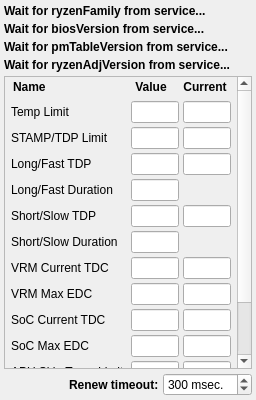
The window that CtrlInfoWidget.ui (xodj/RyzenAdjCtrl) describes before a commit, drawn with Qt 5.
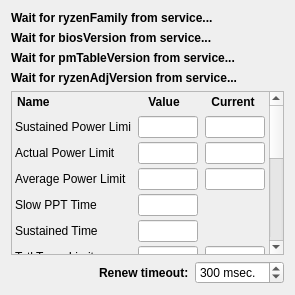
The same window after the commit. Custom widgets are drawn as their Qt base class.

```diff
--- a/CtrlInfoWidget.ui
+++ b/CtrlInfoWidget.ui
@@ -6,35 +6,20 @@
    <rect>
     <x>0</x>
     <y>0</y>
-    <width>256</width>
-    <height>400</height>
+    <width>295</width>
+    <height>295</height>
    </rect>
   </property>
   <property name="minimumSize">
    <size>
-    <width>256</width>
-    <height>200</height>
+    <width>295</width>
+    <height>295</height>
    </size>
   </property>
   <property name="windowTitle">
    <string>Form</string>
   </property>
   <layout class="QVBoxLayout" name="verticalLayout">
-   <property name="spacing">
-    <number>4</number>
-   </property>
-   <property name="leftMargin">
-    <number>4</number>
-   </property>
-   <property name="topMargin">
-    <number>4</number>
-   </property>
-   <property name="rightMargin">
-    <number>4</number>
-   </property>
-   <property name="bottomMargin">
-    <number>4</number>
-   </property>
    <item>
     <layout class="QGridLayout" name="gridLayout">
      <item row="1" column="0">
@@ -107,11 +92,11 @@
        <rect>
         <x>0</x>
         <y>0</y>
-        <width>229</width>
-        <height>366</height>
+        <width>258</width>
+        <height>420</height>
        </rect>
       </property>
-      <layout class="QHBoxLayout" name="horizontalLayout_16">
+      <layout class="QVBoxLayout" name="verticalLayout_2">
        <property name="spacing">
         <number>2</number>
        </property>
@@ -175,13 +160,13 @@
             <widget class="QLabel" name="label_7">
              <property name="minimumSize">
               <size>
-               <width>48</width>
+               <width>60</width>
                <height>20</height>
               </size>
              </property>
              <property name="maximumSize">
               <size>
-               <width>48</width>
+               <width>60</width>
                <height>20</height>
               </size>
              </property>
@@ -209,13 +194,13 @@
             <widget class="QLabel" name="label_8">
              <property name="minimumSize">
               <size>
-               <width>48</width>
+               <width>60</width>
                <height>20</height>
               </size>
              </property>
              <property name="maximumSize">
               <size>
-               <width>48</width>
+               <width>60</width>
                <height>20</height>
               </size>
              </property>
@@ -241,73 +226,6 @@
            </item>
           </layout>
          </item>
-         <item>
-          <layout class="QHBoxLayout" name="horizontalLayout_3">
-           <property name="spacing">
-            <number>4</number>
-           </property>
-           <item>
-            <widget class="QLabel" name="label_16">
-             <property name="minimumSize">
-              <size>
-               <width>116</width>
-               <height>20</height>
-              </size>
-             </property>
-             <property name="maximumSize">
-              <size>
-               <width>116</width>
-               <height>20</height>
-              </size>
-             </property>
-             <property name="text">
-              <string>Temp Limit</string>
-             </property>
-             <property name="alignment">
-              <set>Qt::AlignLeading|Qt::AlignLeft|Qt::AlignVCenter</set>
-             </property>
-            </widget>
-           </item>
-           <item>
-            <widget class="QLineEdit" name="tctl_temp">
-             <property name="minimumSize">
-              <size>
-               <width>48</width>
-               <height>0</height>
-              </size>
-             </property>
-             <property name="maximumSize">
-              <size>
-               <width>48</width>
-               <height>16777215</height>
-              </size>
-             </property>
-             <property name="readOnly">
-              <bool>true</bool>
-             </property>
-            </widget>
-           </item>
-           <item>
-            <widget class="QLineEdit" name="tctl_temp_value">
-             <property name="minimumSize">
-              <size>
-               <width>48</width>
-               <height>0</height>
-              </size>
-             </property>
-             <property name="maximumSize">
-              <size>
-               <width>48</width>
-               <height>16777215</height>
-              </size>
-             </property>
-             <property name="readOnly">
-              <bool>true</bool>
-             </property>
-            </widget>
-           </item>
-          </layout>
-         </item>
          <item>
           <layout class="QHBoxLayout" name="horizontalLayout_4">
            <property name="spacing">
@@ -328,7 +246,7 @@
               </size>
              </property>
              <property name="text">
-              <string>STAMP/TDP Limit</string>
+              <string>Sustained Power Limit</string>
              </property>
              <property name="alignment">
               <set>Qt::AlignLeading|Qt::AlignLeft|Qt::AlignVCenter</set>
@@ -339,13 +257,13 @@
             <widget class="QLineEdit" name="stapm_limit">
              <property name="minimumSize">
               <size>
-               <width>48</width>
+               <width>60</width>
                <height>0</height>
               </size>
              </property>
              <property name="maximumSize">
               <size>
-               <width>48</width>
+               <width>60</width>
                <height>16777215</height>
               </size>
              </property>
@@ -358,16 +276,19 @@
             <widget class="QLineEdit" name="stapm_value">
              <property name="minimumSize">
               <size>
-               <width>48</width>
+               <width>60</width>
                <height>0</height>
               </size>
              </property>
              <property name="maximumSize">
               <size>
-               <width>48</width>
+               <width>60</width>
                <height>16777215</height>
               </size>
              </property>
+             <property name="text">
+              <string/>
+             </property>
              <property name="readOnly">
               <bool>true</bool>
              </property>
@@ -395,7 +316,7 @@
               </size>
              </property>
              <property name="text">
-              <string>Long/Fast TDP</string>
+              <string>Actual Power Limit</string>
              </property>
              <property name="alignment">
               <set>Qt::AlignLeading|Qt::AlignLeft|Qt::AlignVCenter</set>
@@ -406,13 +327,13 @@
             <widget class="QLineEdit" name="fast_limit">
              <property name="minimumSize">
               <size>
-               <width>48</width>
+               <width>60</width>
                <height>0</height>
               </size>
              </property>
              <property name="maximumSize">
               <size>
-               <width>48</width>
+               <width>60</width>
                <height>16777215</height>
               </size>
              </property>
@@ -425,13 +346,13 @@
             <widget class="QLineEdit" name="fast_value">
              <property name="minimumSize">
               <size>
-               <width>48</width>
+               <width>60</width>
                <height>0</height>
               </size>
              </property>
              <property name="maximumSize">
               <size>
-               <width>48</width>
+               <width>60</width>
                <height>16777215</height>
               </size>
              </property>
@@ -442,88 +363,6 @@
            </item>
           </layout>
          </item>
-         <item>
-          <layout class="QHBoxLayout" name="horizontalLayout_7">
-           <property name="spacing">
-            <number>4</number>
-           </property>
-           <item>
-            <widget class="QLabel" name="label_6">
-             <property name="minimumSize">
-              <size>
-               <width>116</width>
-               <height>20</height>
-              </size>
-             </property>
-             <property name="maximumSize">
-              <size>
-               <width>116</width>
-               <height>20</height>
-              </size>
-             </property>
-             <property name="text">
-              <string>Long/Fast Duration</string>
-             </property>
-             <property name="alignment">
-              <set>Qt::AlignLeading|Qt::AlignLeft|Qt::AlignVCenter</set>
-             </property>
-            </widget>
-           </item>
-           <item>
-            <widget class="QLineEdit" name="stapm_time">
-             <property name="minimumSize">
-              <size>
-               <width>48</width>
-               <height>0</height>
-              </size>
-             </property>
-             <property name="maximumSize">
-              <size>
-               <width>48</width>
-               <height>16777215</height>
-              </size>
-             </property>
-             <property name="readOnly">
-              <bool>true</bool>
-             </property>
-            </widget>
-           </item>
-           <item>
-            <widget class="QLabel" name="label_17">
-             <property name="minimumSize">
-              <size>
-               <width>48</width>
-               <height>20</height>
-              </size>
-             </property>
-             <property name="maximumSize">
-              <size>
-               <width>48</width>
-               <height>20</height>
-              </size>
-             </property>
-             <property name="font">
-              <font>
-               <weight>75</weight>
-               <bold>true</bold>
-              </font>
-             </property>
-             <property name="layoutDirection">
-              <enum>Qt::LeftToRight</enum>
-             </property>
-             <property name="text">
-              <string/>
-             </property>
-             <property name="textFormat">
-              <enum>Qt::AutoText</enum>
-             </property>
-             <property name="alignment">
-              <set>Qt::AlignCenter</set>
-             </property>
-            </widget>
-           </item>
-          </layout>
-         </item>
          <item>
           <layout class="QHBoxLayout" name="horizontalLayout_6">
            <property name="spacing">
@@ -544,7 +383,7 @@
               </size>
              </property>
              <property name="text">
-              <string>Short/Slow TDP</string>
+              <string>Average Power Limit</string>
              </property>
              <property name="alignment">
               <set>Qt::AlignLeading|Qt::AlignLeft|Qt::AlignVCenter</set>
@@ -555,13 +394,13 @@
             <widget class="QLineEdit" name="slow_limit">
              <property name="minimumSize">
               <size>
-               <width>48</width>
+               <width>60</width>
                <height>0</height>
               </size>
              </property>
              <property name="maximumSize">
               <size>
-               <width>48</width>
+               <width>60</width>
                <height>16777215</height>
               </size>
              </property>
@@ -574,13 +413,13 @@
             <widget class="QLineEdit" name="slow_value">
              <property name="minimumSize">
               <size>
-               <width>48</width>
+               <width>60</width>
                <height>0</height>
               </size>
              </property>
              <property name="maximumSize">
               <size>
-               <width>48</width>
+               <width>60</width>
                <height>16777215</height>
               </size>
              </property>
@@ -611,7 +450,7 @@
               </size>
              </property>
              <property name="text">
-              <string>Short/Slow Duration</string>
+              <string>Slow PPT Time</string>
              </property>
              <property name="alignment">
               <set>Qt::AlignLeading|Qt::AlignLeft|Qt::AlignVCenter</set>
@@ -622,13 +461,13 @@
             <widget class="QLineEdit" name="slow_time">
              <property name="minimumSize">
               <size>
-               <width>48</width>
+               <width>60</width>
                <height>0</height>
               </size>
              </property>
              <property name="maximumSize">
               <size>
-               <width>48</width>
+               <width>60</width>
                <height>16777215</height>
               </size>
              </property>
@@ -641,13 +480,13 @@
             <widget class="QLabel" name="label_9">
              <property name="minimumSize">
               <size>
-               <width>48</width>
+               <width>60</width>
                <height>20</height>
               </size>
              </property>
              <property name="maximumSize">
               <size>
-               <width>48</width>
+               <width>60</width>
                <height>20</height>
               </size>
              </property>
@@ -673,6 +512,155 @@
            </item>
           </layout>
          </item>
+         <item>
+          <layout class="QHBoxLayout" name="horizontalLayout_7">
+           <property name="spacing">
+            <number>4</number>
+           </property>
+           <item>
+            <widget class="QLabel" name="label_6">
+             <property name="minimumSize">
+              <size>
+               <width>116</width>
+               <height>20</height>
+              </size>
+             </property>
+             <property name="maximumSize">
+              <size>
+               <width>116</width>
+               <height>20</height>
+              </size>
+             </property>
+             <property name="text">
+              <string>Sustained Time</string>
+             </property>
+             <property name="alignment">
+              <set>Qt::AlignLeading|Qt::AlignLeft|Qt::AlignVCenter</set>
+             </property>
+            </widget>
+           </item>
+           <item>
+            <widget class="QLineEdit" name="stapm_time">
+             <property name="minimumSize">
+              <size>
+               <width>60</width>
+               <height>0</height>
+              </size>
+             </property>
+             <property name="maximumSize">
+              <size>
+               <width>60</width>
+               <height>16777215</height>
+              </size>
+             </property>
+             <property name="readOnly">
+              <bool>true</bool>
+             </property>
+            </widget>
+           </item>
+           <item>
+            <widget class="QLabel" name="label_17">
+             <property name="minimumSize">
+              <size>
+               <width>60</width>
+               <height>20</height>
+              </size>
+             </property>
+             <property name="maximumSize">
+              <size>
+               <width>60</width>
+               <height>20</height>
+              </size>
+             </property>
+             <property name="font">
+              <font>
+               <weight>75</weight>
+               <bold>true</bold>
+              </font>
+             </property>
+             <property name="layoutDirection">
+              <enum>Qt::LeftToRight</enum>
+             </property>
+             <property name="text">
+              <string/>
+             </property>
+             <property name="textFormat">
+              <enum>Qt::AutoText</enum>
+             </property>
+             <property name="alignment">
+              <set>Qt::AlignCenter</set>
+             </property>
+            </widget>
+           </item>
+          </layout>
+         </item>
+         <item>
+          <layout class="QHBoxLayout" name="horizontalLayout_3">
+           <property name="spacing">
+            <number>4</number>
+           </property>
+           <item>
+            <widget class="QLabel" name="label_16">
+             <property name="minimumSize">
+              <size>
+               <width>116</width>
+               <height>20</height>
+              </size>
+             </property>
+             <property name="maximumSize">
+              <size>
+               <width>116</width>
+               <height>20</height>
+              </size>
+             </property>
+             <property name="text">
+              <string>Tctl Temp Limit</string>
+             </property>
+             <property name="alignment">
+              <set>Qt::AlignLeading|Qt::AlignLeft|Qt::AlignVCenter</set>
+             </property>
+            </widget>
+           </item>
+           <item>
+            <widget class="QLineEdit" name="tctl_temp">
+             <property name="minimumSize">
+              <size>
+               <width>60</width>
+               <height>0</height>
+              </size>
+             </property>
+             <property name="maximumSize">
+              <size>
+               <width>60</width>
+               <height>16777215</height>
+              </size>
+             </property>
+             <property name="readOnly">
+              <bool>true</bool>
+             </property>
+            </widget>
+           </item>
+           <item>
+            <widget class="QLineEdit" name="tctl_temp_value">
+             <property name="minimumSize">
+              <size>
+               <width>60</width>
+               <height>0</height>
+              </size>
+             </property>
+             <property name="maximumSize">
+              <size>
+               <width>60</width>
+               <height>16777215</height>
+              </size>
+             </property>
+             <property name="readOnly">
+              <bool>true</bool>
+             </property>
+            </widget>
+           </item>
+          </layout>
+         </item>
          <item>
           <layout class="QHBoxLayout" name="horizontalLayout_9">
            <property name="spacing">
@@ -693,7 +681,7 @@
               </size>
              </property>
              <property name="text">
-              <string>VRM Current TDC</string>
+              <string>VRM Limit</string>
              </property>
              <property name="alignment">
               <set>Qt::AlignLeading|Qt::AlignLeft|Qt::AlignVCenter</set>
@@ -704,13 +692,13 @@
             <widget class="QLineEdit" name="vrm_current">
              <property name="minimumSize">
               <size>
-               <width>48</width>
+               <width>60</width>
                <height>0</height>
               </size>
              </property>
              <property name="maximumSize">
               <size>
-               <width>48</width>
+               <width>60</width>
                <height>16777215</height>
               </size>
              </property>
@@ -723,80 +711,13 @@
             <widget class="QLineEdit" name="vrm_current_value">
              <property name="minimumSize">
               <size>
-               <width>48</width>
+               <width>60</width>
                <height>0</height>
               </size>
              </property>
              <property name="maximumSize">
               <size>
-               <width>48</width>
-               <height>16777215</height>
-              </size>
-             </property>
-             <property name="readOnly">
-              <bool>true</bool>
-             </property>
-            </widget>
-           </item>
-          </layout>
-         </item>
-         <item>
-          <layout class="QHBoxLayout" name="horizontalLayout_10">
-           <property name="spacing">
-            <number>4</number>
-           </property>
-           <item>
-            <widget class="QLabel" name="label_14">
-             <property name="minimumSize">
-              <size>
-               <width>116</width>
-               <height>20</height>
-              </size>
-             </property>
-             <property name="maximumSize">
-              <size>
-               <width>116</width>
-               <height>20</height>
-              </size>
-             </property>
-             <property name="text">
-              <string>VRM Max EDC</string>
-             </property>
-             <property name="alignment">
-              <set>Qt::AlignLeading|Qt::AlignLeft|Qt::AlignVCenter</set>
-             </property>
-            </widget>
-           </item>
-           <item>
-            <widget class="QLineEdit" name="vrmmax_current">
-             <property name="minimumSize">
-              <size>
-               <width>48</width>
-               <height>0</height>
-              </size>
-             </property>
-             <property name="maximumSize">
-              <size>
-               <width>48</width>
-               <height>16777215</height>
-              </size>
-             </property>
-             <property name="readOnly">
-              <bool>true</bool>
-             </property>
-            </widget>
-           </item>
-           <item>
-            <widget class="QLineEdit" name="vrmmax_current_value">
-             <property name="minimumSize">
-              <size>
-               <width>48</width>
-               <height>0</height>
-              </size>
-             </property>
-             <property name="maximumSize">
-              <size>
-               <width>48</width>
+               <width>60</width>
                <height>16777215</height>
               </size>
              </property>
@@ -827,7 +748,7 @@
               </size>
              </property>
              <property name="text">
-              <string>SoC Current TDC</string>
+              <string>VRM SoC Limit</string>
              </property>
              <property name="alignment">
               <set>Qt::AlignLeading|Qt::AlignLeft|Qt::AlignVCenter</set>
@@ -838,13 +759,13 @@
             <widget class="QLineEdit" name="vrmsoc_current">
              <property name="minimumSize">
               <size>
-               <width>48</width>
+               <width>60</width>
                <height>0</height>
               </size>
              </property>
              <property name="maximumSize">
               <size>
-               <width>48</width>
+               <width>60</width>
                <height>16777215</height>
               </size>
              </property>
@@ -857,13 +778,80 @@
             <widget class="QLineEdit" name="vrmsoc_current_value">
              <property name="minimumSize">
               <size>
-               <width>48</width>
+               <width>60</width>
                <height>0</height>
               </size>
              </property>
              <property name="maximumSize">
               <size>
-               <width>48</width>
+               <width>60</width>
+               <height>16777215</height>
+              </size>
+             </property>
+             <property name="readOnly">
+              <bool>true</bool>
+             </property>
+            </widget>
+           </item>
+          </layout>
+         </item>
+         <item>
+          <layout class="QHBoxLayout" name="horizontalLayout_10">
+           <property name="spacing">
+            <number>4</number>
+           </property>
+           <item>
+            <widget class="QLabel" name="label_14">
+             <property name="minimumSize">
+              <size>
+               <width>116</width>
+               <height>20</height>
+              </size>
+             </property>
+             <property name="maximumSize">
+              <size>
+               <width>116</width>
+               <height>20</height>
+              </size>
+             </property>
+             <property name="text">
+              <string>VRM Max Limit</string>
+             </property>
+             <property name="alignment">
+              <set>Qt::AlignLeading|Qt::AlignLeft|Qt::AlignVCenter</set>
+             </property>
+            </widget>
+           </item>
+           <item>
+            <widget class="QLineEdit" name="vrmmax_current">
+             <property name="minimumSize">
+              <size>
+               <width>60</width>
+               <height>0</height>
+              </size>
+             </property>
+             <property name="maximumSize">
+              <size>
+               <width>60</width>
+               <height>16777215</height>
+              </size>
+             </property>
+             <property name="readOnly">
+              <bool>true</bool>
+             </property>
+            </widget>
+           </item>
+           <item>
+            <widget class="QLineEdit" name="vrmmax_current_value">
+             <property name="minimumSize">
+              <size>
+               <width>60</width>
+               <height>0</height>
+              </size>
+             </property>
+             <property name="maximumSize">
+              <size>
+               <width>60</width>
                <height>16777215</height>
               </size>
              </property>
@@ -894,7 +882,7 @@
               </size>
              </property>
              <property name="text">
-              <string>SoC Max EDC</string>
+              <string>VRM SoC Max Limit</string>
              </property>
              <property name="alignment">
               <set>Qt::AlignLeading|Qt::AlignLeft|Qt::AlignVCenter</set>
@@ -905,13 +893,13 @@
             <widget class="QLineEdit" name="vrmsocmax_current">
              <property name="minimumSize">
               <size>
-               <width>48</width>
+               <width>60</width>
                <height>0</height>
               </size>
              </property>
              <property name="maximumSize">
               <size>
-               <width>48</width>
+               <width>60</width>
                <height>16777215</height>
               </size>
              </property>
@@ -924,13 +912,13 @@
             <widget class="QLineEdit" name="vrmsocmax_current_value">
              <property name="minimumSize">
               <size>
-               <width>48</width>
+               <width>60</width>
                <height>0</height>
               </size>
              </property>
              <property name="maximumSize">
               <size>
-               <width>48</width>
+               <width>60</width>
                <height>16777215</height>
               </size>
              </property>
@@ -941,6 +929,170 @@
            </item>
           </layout>
          </item>
+         <item>
+          <layout class="QHBoxLayout" name="horizontalLayout_17">
+           <property name="spacing">
+            <number>4</number>
+           </property>
+           <item>
+            <widget class="QLabel" name="label_26">
+             <property name="minimumSize">
+              <size>
+               <width>116</width>
+               <height>20</height>
+              </size>
+             </property>
+             <property name="maximumSize">
+              <size>
+               <width>116</width>
+               <height>20</height>
+              </size>
+             </property>
+             <property name="text">
+              <string>PSI0 VDD Limit</string>
+             </property>
+             <property name="alignment">
+              <set>Qt::AlignLeading|Qt::AlignLeft|Qt::AlignVCenter</set>
+             </property>
+            </widget>
+           </item>
+           <item>
+            <widget class="QLineEdit" name="psi0_current">
+             <property name="minimumSize">
+              <size>
+               <width>60</width>
+               <height>0</height>
+              </size>
+             </property>
+             <property name="maximumSize">
+              <size>
+               <width>60</width>
+               <height>16777215</height>
+              </size>
+             </property>
+             <property name="readOnly">
+              <bool>true</bool>
+             </property>
+            </widget>
+           </item>
+           <item>
+            <widget class="QLabel" name="label_18">
+             <property name="minimumSize">
+              <size>
+               <width>60</width>
+               <height>20</height>
+              </size>
+             </property>
+             <property name="maximumSize">
+              <size>
+               <width>60</width>
+               <height>20</height>
+              </size>
+             </property>
+             <property name="font">
+              <font>
+               <weight>75</weight>
+               <bold>true</bold>
+              </font>
+             </property>
+             <property name="layoutDirection">
+              <enum>Qt::LeftToRight</enum>
+             </property>
+             <property name="text">
+              <string/>
+             </property>
+             <property name="textFormat">
+              <enum>Qt::AutoText</enum>
+             </property>
+             <property name="alignment">
+              <set>Qt::AlignCenter</set>
+             </property>
+            </widget>
+           </item>
+          </layout>
+         </item>
+         <item>
+          <layout class="QHBoxLayout" name="horizontalLayout_18">
+           <property name="spacing">
+            <number>4</number>
+           </property>
+           <item>
+            <widget class="QLabel" name="label_27">
+             <property name="minimumSize">
+              <size>
+               <width>116</width>
+               <height>20</height>
+              </size>
+             </property>
+             <property name="maximumSize">
+              <size>
+               <width>116</width>
+               <height>20</height>
+              </size>
+             </property>
+             <property name="text">
+              <string>PSI0 SoC Limit</string>
+             </property>
+             <property name="alignment">
+              <set>Qt::AlignLeading|Qt::AlignLeft|Qt::AlignVCenter</set>
+             </property>
+            </widget>
+           </item>
+           <item>
+            <widget class="QLineEdit" name="psi0soc_current">
+             <property name="minimumSize">
+              <size>
+               <width>60</width>
+               <height>0</height>
+              </size>
+             </property>
+             <property name="maximumSize">
+              <size>
+               <width>60</width>
+               <height>16777215</height>
+              </size>
+             </property>
+             <property name="readOnly">
+              <bool>true</bool>
+             </property>
+            </widget>
+           </item>
+           <item>
+            <widget class="QLabel" name="label_19">
+             <property name="minimumSize">
+              <size>
+               <width>60</width>
+               <height>20</height>
+              </size>
+             </property>
+             <property name="maximumSize">
+              <size>
+               <width>60</width>
+               <height>20</height>
+              </size>
+             </property>
+             <property name="font">
+              <font>
+               <weight>75</weight>
+               <bold>true</bold>
+              </font>
+             </property>
+             <property name="layoutDirection">
+              <enum>Qt::LeftToRight</enum>
+             </property>
+             <property name="text">
+              <string/>
+             </property>
+             <property name="textFormat">
+              <enum>Qt::AutoText</enum>
+             </property>
+             <property name="alignment">
+              <set>Qt::AlignCenter</set>
+             </property>
+            </widget>
+           </item>
+          </layout>
+         </item>
          <item>
           <layout class="QHBoxLayout" name="horizontalLayout_13">
            <property name="spacing">
@@ -972,13 +1124,13 @@
             <widget class="QLineEdit" name="apu_skin_temp_limit">
              <property name="minimumSize">
               <size>
-               <width>48</width>
+               <width>60</width>
                <height>0</height>
               </size>
              </property>
              <property name="maximumSize">
               <size>
-               <width>48</width>
+               <width>60</width>
                <height>16777215</height>
               </size>
              </property>
@@ -991,80 +1143,13 @@
             <widget class="QLineEdit" name="apu_skin_temp_value">
              <property name="minimumSize">
               <size>
-               <width>48</width>
+               <width>60</width>
                <height>0</height>
               </size>
              </property>
              <property name="maximumSize">
               <size>
-               <width>48</width>
-               <height>16777215</height>
-              </size>
-             </property>
-             <property name="readOnly">
-              <bool>true</bool>
-             </property>
-            </widget>
-           </item>
-          </layout>
-         </item>
-         <item>
-          <layout class="QHBoxLayout" name="horizontalLayout_14">
-           <property name="spacing">
-            <number>4</number>
-           </property>
-           <item>
-            <widget class="QLabel" name="label_11">
-             <property name="minimumSize">
-              <size>
-               <width>116</width>
-               <height>20</height>
-              </size>
-             </property>
-             <property name="maximumSize">
-              <size>
-               <width>116</width>
-               <height>20</height>
-              </size>
-             </property>
-             <property name="text">
-              <string>APU Slow Limit</string>
-             </property>
-             <property name="alignment">
-              <set>Qt::AlignLeading|Qt::AlignLeft|Qt::AlignVCenter</set>
-             </property>
-            </widget>
-           </item>
-           <item>
-            <widget class="QLineEdit" name="apu_slow_limit">
-             <property name="minimumSize">
-              <size>
-               <width>48</width>
-               <height>0</height>
-              </size>
-             </property>
-             <property name="maximumSize">
-              <size>
-               <width>48</width>
-               <height>16777215</height>
-              </size>
-             </property>
-             <property name="readOnly">
-              <bool>true</bool>
-             </property>
-            </widget>
-           </item>
-           <item>
-            <widget class="QLineEdit" name="apu_slow_value">
-             <property name="minimumSize">
-              <size>
-               <width>48</width>
-               <height>0</height>
-              </size>
-             </property>
-             <property name="maximumSize">
-              <size>
-               <width>48</width>
+               <width>60</width>
                <height>16777215</height>
               </size>
              </property>
@@ -1106,13 +1191,13 @@
             <widget class="QLineEdit" name="dgpu_skin_temp_limit">
              <property name="minimumSize">
               <size>
-               <width>48</width>
+               <width>60</width>
                <height>0</height>
               </size>
              </property>
              <property name="maximumSize">
               <size>
-               <width>48</width>
+               <width>60</width>
                <height>16777215</height>
               </size>
              </property>
@@ -1125,13 +1210,80 @@
             <widget class="QLineEdit" name="dgpu_skin_temp_value">
              <property name="minimumSize">
               <size>
-               <width>48</width>
+               <width>60</width>
                <height>0</height>
               </size>
              </property>
              <property name="maximumSize">
               <size>
-               <width>48</width>
+               <width>60</width>
+               <height>16777215</height>
+              </size>
+             </property>
+             <property name="readOnly">
+              <bool>true</bool>
+             </property>
+            </widget>
+           </item>
+          </layout>
+         </item>
+         <item>
+          <layout class="QHBoxLayout" name="horizontalLayout_14">
+           <property name="spacing">
+            <number>4</number>
+           </property>
+           <item>
+            <widget class="QLabel" name="label_11">
+             <property name="minimumSize">
+              <size>
+               <width>116</width>
+               <height>20</height>
+              </size>
+             </property>
+             <property name="maximumSize">
+              <size>
+               <width>116</width>
+               <height>20</height>
+              </size>
+             </property>
+             <property name="text">
+              <string>APU Slow Limit</string>
+             </property>
+             <property name="alignment">
+              <set>Qt::AlignLeading|Qt::AlignLeft|Qt::AlignVCenter</set>
+             </property>
+            </widget>
+           </item>
+           <item>
+            <widget class="QLineEdit" name="apu_slow_limit">
+             <property name="minimumSize">
+              <size>
+               <width>60</width>
+               <height>0</height>
+              </size>
+             </property>
+             <property name="maximumSize">
+              <size>
+               <width>60</width>
+               <height>16777215</height>
+              </size>
+             </property>
+             <property name="readOnly">
+              <bool>true</bool>
+             </property>
+            </widget>
+           </item>
+           <item>
+            <widget class="QLineEdit" name="apu_slow_value">
+             <property name="minimumSize">
+              <size>
+               <width>60</width>
+               <height>0</height>
+              </size>
+             </property>
+             <property name="maximumSize">
+              <size>
+               <width>60</width>
                <height>16777215</height>
               </size>
              </property>
@@ -1144,6 +1296,19 @@
          </item>
         </layout>
        </item>
+       <item>
+        <spacer name="verticalSpacer">
+         <property name="orientation">
+          <enum>Qt::Vertical</enum>
+         </property>
+         <property name="sizeHint" stdset="0">
+          <size>
+           <width>20</width>
+           <height>40</height>
+          </size>
+         </property>
+        </spacer>
+       </item>
       </layout>
      </widget>
     </widget>
@@ -1177,7 +1342,7 @@
       </widget>
      </item>
      <item>
-      <widget class="QSpinBox" name="spinBox">
+      <widget class="CtrlSpinBox" name="spinBox">
        <property name="suffix">
         <string> msec.</string>
        </property>
@@ -1199,6 +1364,13 @@
    </item>
   </layout>
  </widget>
+ <customwidgets>
+  <customwidget>
+   <class>CtrlSpinBox</class>
+   <extends>QSpinBox</extends>
+   <header location="global">CtrlSpinBox.h</header>
+  </customwidget>
+ </customwidgets>
  <resources/>
  <connections/>
 </ui>
```
